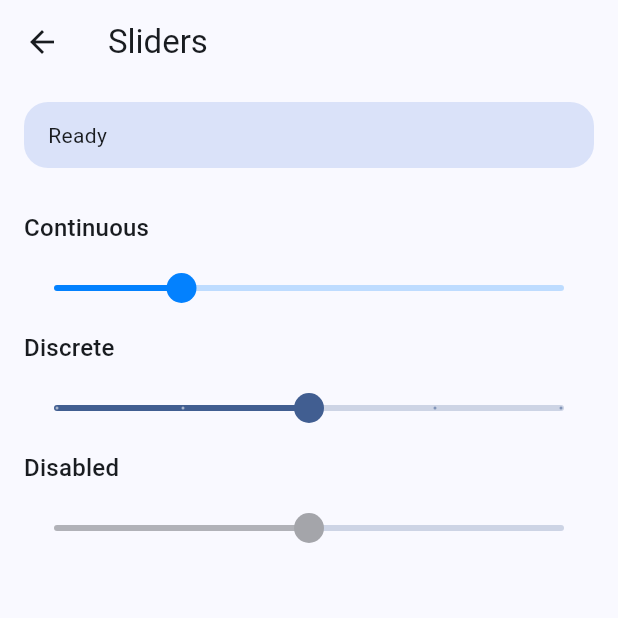
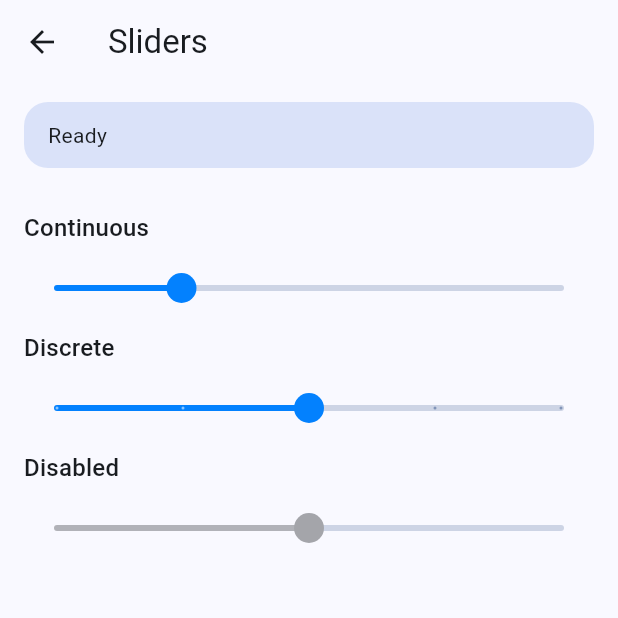
Before and after one commit to jhynsoo/one_ui, a Flutter app: the SlidersCatalogPage screen opened directly, on a phone screen of 412 x 824 dp, the top half of it. Run offline on Flutter 3.47's test engine with Material 3 defaults, Android fonts, the light colour scheme and no system bars.

Commit message:
feat(theme): add One UI semantic color modes

```diff
--- a/lib/one_ui.dart
+++ b/lib/one_ui.dart
@@ -1,5 +1,6 @@
 export 'package:one_ui/src/effects/ink_ripple.dart';
 export 'package:one_ui/src/effects/ink_splash.dart';
+export 'package:one_ui/src/theme/theme.dart';
 
 export 'package:one_ui/src/widgets/appbar/appbar.dart';
 export 'package:one_ui/src/widgets/bottom_navigation_bar/bottom_navigation_bar.dart';
--- /dev/null
+++ b/lib/src/theme/theme.dart
@@ -0,0 +1,94 @@
+import 'package:flutter/material.dart';
+
+/// Selects how One UI widgets resolve their semantic colors.
+enum OneUIColorMode {
+  /// Uses the semantic colors from Samsung's One UI color system.
+  oneUI,
+
+  /// Uses the ambient Material [ColorScheme].
+  materialYou,
+}
+
+/// Theme configuration shared by One UI widgets.
+@immutable
+final class OneUIThemeData extends ThemeExtension<OneUIThemeData> {
+  const OneUIThemeData({this.colorMode = OneUIColorMode.oneUI});
+
+  /// The color source used by One UI widgets.
+  final OneUIColorMode colorMode;
+
+  /// Returns the nearest One UI theme configuration.
+  ///
+  /// One UI colors are used when no extension has been installed on the
+  /// ambient [ThemeData].
+  static OneUIThemeData of(BuildContext context) {
+    return Theme.of(context).extension<OneUIThemeData>() ??
+        const OneUIThemeData();
+  }
+
+  @override
+  OneUIThemeData copyWith({OneUIColorMode? colorMode}) {
+    return OneUIThemeData(colorMode: colorMode ?? this.colorMode);
+  }
+
+  @override
+  OneUIThemeData lerp(covariant OneUIThemeData? other, double t) {
+    if (other == null) {
+      return this;
+    }
+    return OneUIThemeData(colorMode: t < 0.5 ? colorMode : other.colorMode);
+  }
+}
+
+/// Semantic colors defined by Samsung's One UI color system.
+///
+/// See <https://developer.samsung.com/one-ui/color/system.html>.
+@immutable
+final class OneUIColorScheme {
+  const OneUIColorScheme._({
+    required this.primaryDark,
+    required this.primary,
+    required this.controlActivated,
+  });
+
+  /// The official One UI semantic colors for light themes.
+  static const OneUIColorScheme light = OneUIColorScheme._(
+    primaryDark: Color(0xff0072de),
+    primary: Color(0xff0381fe),
+    controlActivated: Color(0xff3e91ff),
+  );
+
+  /// The official One UI semantic colors for dark themes.
+  static const OneUIColorScheme dark = OneUIColorScheme._(
+    primaryDark: Color(0xff3e91ff),
+    primary: Color(0xff0381fe),
+    controlActivated: Color(0xff3e91ff),
+  );
+
+  /// Resolves the semantic colors for the ambient theme and One UI mode.
+  ///
+  /// In [OneUIColorMode.materialYou], every One UI accent role resolves to the
+  /// ambient [ColorScheme.primary]. Otherwise, the official light or dark One
+  /// UI palette is returned.
+  static OneUIColorScheme of(BuildContext context) {
+    final ThemeData theme = Theme.of(context);
+    if (OneUIThemeData.of(context).colorMode == OneUIColorMode.materialYou) {
+      final Color primary = theme.colorScheme.primary;
+      return OneUIColorScheme._(
+        primaryDark: primary,
+        primary: primary,
+        controlActivated: primary,
+      );
+    }
+    return theme.brightness == Brightness.dark ? dark : light;
+  }
+
+  /// High-emphasis backgrounds and secondary action text.
+  final Color primaryDark;
+
+  /// Primary accents such as sliders and floating action buttons.
+  final Color primary;
+
+  /// The active color for selection controls.
+  final Color controlActivated;
+}
--- a/lib/src/widgets/buttons/contained_button.dart
+++ b/lib/src/widgets/buttons/contained_button.dart
@@ -1,6 +1,7 @@
 import 'package:flutter/foundation.dart';
 import 'package:flutter/material.dart';
 import 'package:one_ui/src/effects/ink_ripple.dart';
+import 'package:one_ui/src/theme/theme.dart';
 
 class OneUIContainedButton extends ButtonStyleButton {
   const OneUIContainedButton({
@@ -23,12 +24,13 @@ class OneUIContainedButton extends ButtonStyleButton {
   ButtonStyle defaultStyleOf(BuildContext context) {
     final ThemeData theme = Theme.of(context);
     final ColorScheme colorScheme = theme.colorScheme;
+    final OneUIColorScheme oneUIColorScheme = OneUIColorScheme.of(context);
     final InteractiveInkFeatureFactory splashFactory = useOneUISplashFactory
         ? OneUIInkRipple.splashFactory
         : theme.splashFactory;
 
     return styleFrom(
-      primary: colorScheme.primary,
+      primary: oneUIColorScheme.primaryDark,
       onPrimary: colorScheme.onPrimary,
       onSurface: colorScheme.onSurface,
       shadowColor: theme.shadowColor,
--- a/lib/src/widgets/buttons/flat_button.dart
+++ b/lib/src/widgets/buttons/flat_button.dart
@@ -1,5 +1,6 @@
 import 'package:flutter/material.dart';
 import 'package:one_ui/src/effects/ink_ripple.dart';
+import 'package:one_ui/src/theme/theme.dart';
 
 class OneUIFlatButton extends ButtonStyleButton {
   const OneUIFlatButton({
@@ -22,12 +23,13 @@ class OneUIFlatButton extends ButtonStyleButton {
   ButtonStyle defaultStyleOf(BuildContext context) {
     final ThemeData theme = Theme.of(context);
     final ColorScheme colorScheme = theme.colorScheme;
+    final OneUIColorScheme oneUIColorScheme = OneUIColorScheme.of(context);
     final InteractiveInkFeatureFactory splashFactory = useOneUISplashFactory
         ? OneUIInkRipple.splashFactory
         : theme.splashFactory;
 
     return TextButton.styleFrom(
-      foregroundColor: colorScheme.primary,
+      foregroundColor: oneUIColorScheme.primaryDark,
       disabledForegroundColor: colorScheme.onSurface.withValues(alpha: 0.38),
       backgroundColor: Colors.transparent,
       shadowColor: theme.shadowColor,
--- a/lib/src/widgets/slider/slider.dart
+++ b/lib/src/widgets/slider/slider.dart
@@ -9,6 +9,8 @@ import 'package:flutter/material.dart';
 import 'package:flutter/rendering.dart';
 import 'package:flutter/scheduler.dart' show timeDilation;
 import 'package:flutter/services.dart';
+
+import '../../theme/theme.dart';
 
 class OneUISlider extends StatefulWidget {
   const OneUISlider({
@@ -29,6 +31,9 @@ class OneUISlider extends StatefulWidget {
     this.semanticFormatterCallback,
     this.focusNode,
     this.autofocus = false,
+    @Deprecated(
+      'Use OneUIThemeData.colorMode instead. This parameter is ignored.',
+    )
     this.useOneUIColor = false,
   }) : assert(min <= max),
        assert(value >= min && value <= max),
@@ -161,7 +166,12 @@ class OneUISlider extends StatefulWidget {
   /// {@macro flutter.widgets.Focus.autofocus}
   final bool autofocus;
 
-  /// If true, ignore other color options and apply the One UI default color.
+  /// This parameter is retained for source compatibility and is ignored.
+  ///
+  /// Configure [OneUIThemeData.colorMode] on the ambient [ThemeData] instead.
+  @Deprecated(
+    'Use OneUIThemeData.colorMode instead. This parameter is ignored.',
+  )
   final bool useOneUIColor;
 
   @override
@@ -191,12 +201,7 @@ class OneUISlider extends StatefulWidget {
     properties.add(DoubleProperty('max', max));
     properties.add(IntProperty('divisions', divisions));
     properties.add(StringProperty('label', label));
-    properties.add(
-      ColorProperty(
-        'activeColor',
-        useOneUIColor ? const Color(0xff0381fe) : activeColor,
-      ),
-    );
+    properties.add(ColorProperty('activeColor', activeColor));
     properties.add(ColorProperty('inactiveColor', inactiveColor));
     properties.add(
       ObjectFlagProperty<ValueChanged<double>>.has(
@@ -394,6 +399,7 @@ class _SliderState extends State<OneUISlider> with TickerProviderStateMixin {
     assert(debugCheckHasMediaQuery(context));
 
     final ThemeData theme = Theme.of(context);
+    final OneUIColorScheme oneUIColorScheme = OneUIColorScheme.of(context);
     SliderThemeData sliderTheme = SliderTheme.of(context);
 
     // If the widget has active or inactive colors specified, then we plug them
@@ -427,38 +433,29 @@ class _SliderState extends State<OneUISlider> with TickerProviderStateMixin {
     final Color valueIndicatorColor;
     if (valueIndicatorShape is RectangularSliderValueIndicatorShape) {
       valueIndicatorColor =
+          sliderTheme.valueIndicatorColor ?? oneUIColorScheme.primary;
+    } else {
+      valueIndicatorColor =
+          widget.activeColor ??
           sliderTheme.valueIndicatorColor ??
-          Color.alphaBlend(
-            theme.colorScheme.onSurface.withValues(alpha: 0.60),
-            theme.colorScheme.surface.withValues(alpha: 0.90),
-          );
-    } else {
-      valueIndicatorColor = widget.useOneUIColor
-          ? const Color(0xff0381fe)
-          : widget.activeColor ??
-                sliderTheme.valueIndicatorColor ??
-                theme.colorScheme.primary;
+          oneUIColorScheme.primary;
     }
 
     sliderTheme = sliderTheme.copyWith(
       trackHeight: sliderTheme.trackHeight ?? defaultTrackHeight,
-      activeTrackColor: widget.useOneUIColor
-          ? const Color(0xff0381fe)
-          : widget.activeColor ??
+      activeTrackColor:
+          widget.activeColor ??
           sliderTheme.activeTrackColor ??
-                theme.colorScheme.primary,
-      inactiveTrackColor: widget.useOneUIColor
-          ? const Color(0xff0381fe).withValues(alpha: 0.24)
-          : widget.inactiveColor ??
+          oneUIColorScheme.primary,
+      inactiveTrackColor:
+          widget.inactiveColor ??
           sliderTheme.inactiveTrackColor ??
           theme.colorScheme.primary.withValues(alpha: 0.24),
-      disabledActiveTrackColor: widget.useOneUIColor
-          ? const Color(0xffd2d2d2)
-          : sliderTheme.disabledActiveTrackColor ??
+      disabledActiveTrackColor:
+          sliderTheme.disabledActiveTrackColor ??
           theme.colorScheme.onSurface.withValues(alpha: 0.32),
-      disabledInactiveTrackColor: widget.useOneUIColor
-          ? const Color(0xff0381fe).withValues(alpha: 0.24)
-          : sliderTheme.disabledInactiveTrackColor ??
+      disabledInactiveTrackColor:
+          sliderTheme.disabledInactiveTrackColor ??
           theme.colorScheme.primary.withValues(alpha: 0.24),
       activeTickMarkColor:
           widget.inactiveColor ??
@@ -474,14 +471,12 @@ class _SliderState extends State<OneUISlider> with TickerProviderStateMixin {
       disabledInactiveTickMarkColor:
           sliderTheme.disabledInactiveTickMarkColor ??
           theme.colorScheme.onSurface.withValues(alpha: 0.12),
-      thumbColor: widget.useOneUIColor
-          ? const Color(0xff0381fe)
-          : widget.activeColor ??
+      thumbColor:
+          widget.activeColor ??
           sliderTheme.thumbColor ??
-                theme.colorScheme.primary,
-      disabledThumbColor: widget.useOneUIColor
-          ? const Color(0xffd2d2d2)
-          : sliderTheme.disabledThumbColor ??
+          oneUIColorScheme.primary,
+      disabledThumbColor:
+          sliderTheme.disabledThumbColor ??
           Color.alphaBlend(
             theme.colorScheme.onSurface.withValues(alpha: .38),
             theme.colorScheme.surface,
```
Also changed, not shown: lib/src/widgets/selection_controls/switch.dart (+40 -22 lines), 3 other files. Lines whose indentation alone changed are shown as unchanged.
